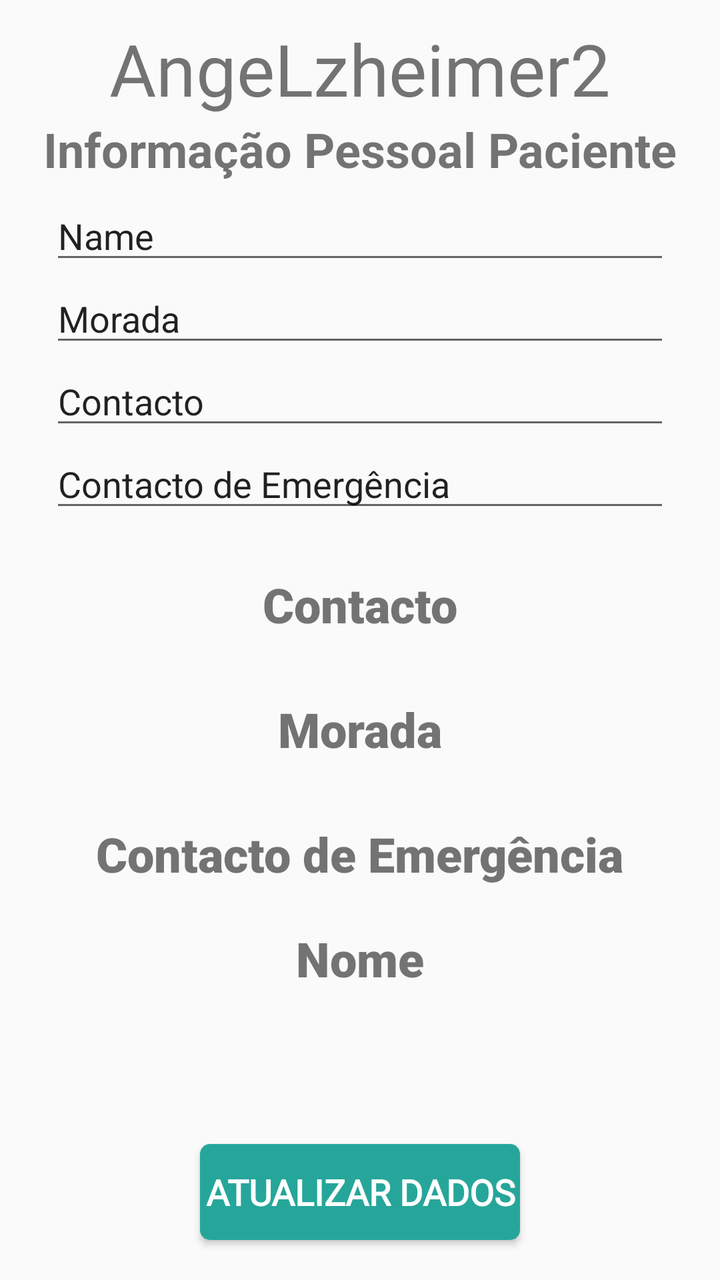
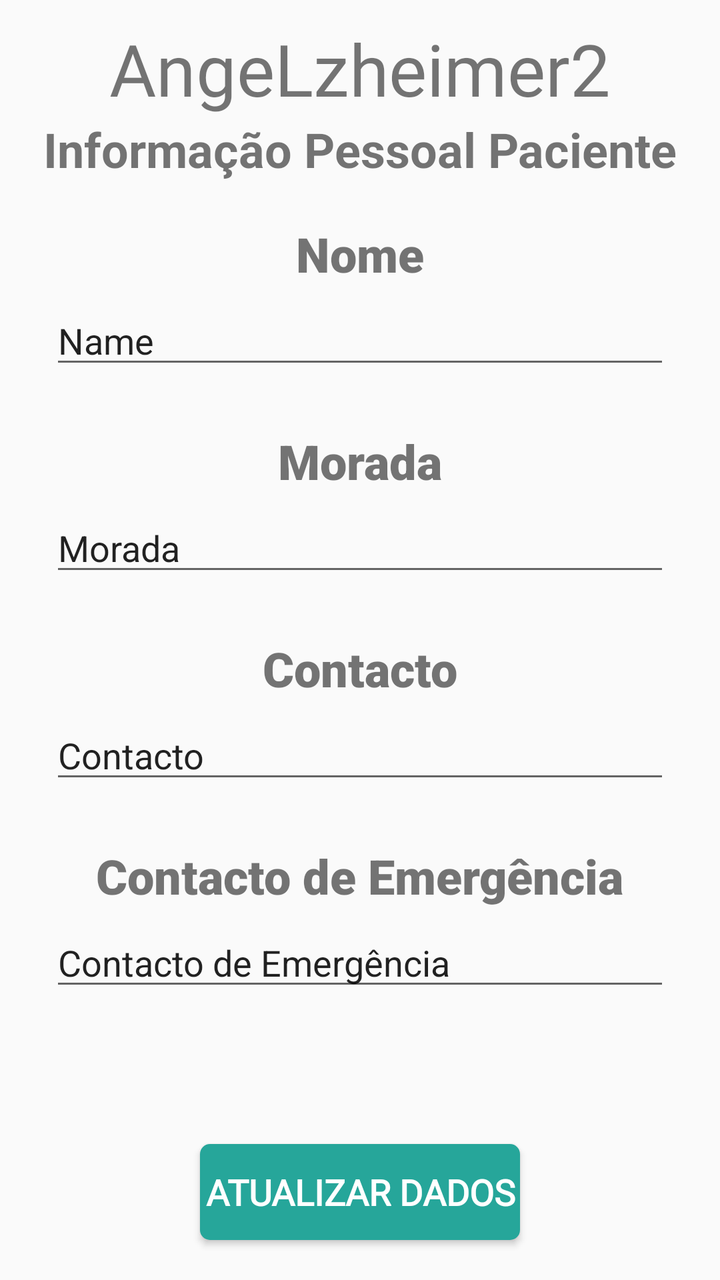

The first picture is an Android layout as it rendered before a commit; the second is the same layout after the commit. The layout source and the unified diff follow.
<!-- AndroidManifest.xml: application theme AppTheme.NoActionBar -->
<!-- res/layout/fragment_info_paciente.xml -->
<?xml version="1.0" encoding="utf-8"?>
<FrameLayout xmlns:android="http://schemas.android.com/apk/res/android"
    xmlns:app="http://schemas.android.com/apk/res-auto"
    xmlns:tools="http://schemas.android.com/tools"
    android:layout_width="match_parent"
    android:layout_height="match_parent"
    tools:context=".comum.fragment_UserInfo">

    

    <androidx.constraintlayout.widget.ConstraintLayout
        android:layout_width="match_parent"
        android:layout_height="match_parent">

        <Button
            android:id="@+id/edit"
            android:layout_width="match_parent"
            android:layout_height="0dp"
            android:layout_gravity="center"
            android:layout_marginStart="100dp"
            android:layout_marginEnd="100dp"
            android:layout_marginBottom="20dp"
            android:background="@drawable/btn_custom"
            android:fontFamily="@font/roboto_regular"
            android:gravity="center"
            android:text="@string/DataUpdate"
            android:textColor="@android:color/white"
            android:textSize="18sp"
            android:textStyle="bold"
            app:layout_constraintBottom_toBottomOf="parent"
            app:layout_constraintEnd_toEndOf="parent"
            app:layout_constraintStart_toStartOf="parent" />

        <ScrollView
            android:id="@+id/scrollView2"
            android:layout_width="match_parent"
            android:layout_height="0dp"
            android:layout_marginTop="5dp"
            android:layout_marginBottom="5dp"
            app:layout_constraintBottom_toTopOf="@+id/edit"
            app:layout_constraintEnd_toEndOf="parent"
            app:layout_constraintStart_toStartOf="parent"
            app:layout_constraintTop_toBottomOf="@+id/textView3">

            <LinearLayout
                android:layout_width="match_parent"
                android:layout_height="wrap_content"
                android:orientation="vertical">

                <EditText
                    android:id="@+id/nome"
                    android:layout_width="match_parent"
                    android:layout_height="wrap_content"
                    android:layout_marginStart="25dp"
                    android:layout_marginEnd="25dp"
                    android:ems="10"
                    android:inputType="textPersonName"
                    android:text="Name" />

                <EditText
                    android:id="@+id/morada"
                    android:layout_width="match_parent"
                    android:layout_height="wrap_content"
                    android:layout_marginStart="25dp"
                    android:layout_marginEnd="25dp"
                    android:ems="10"
                    android:inputType="textPostalAddress"
                    android:text="Morada" />

                <EditText
                    android:id="@+id/contacto"
                    android:layout_width="match_parent"
                    android:layout_height="wrap_content"
                    android:layout_marginStart="25dp"
                    android:layout_marginEnd="25dp"
                    android:ems="10"
                    android:inputType="number"
                    android:text="Contacto" />

                <EditText
                    android:id="@+id/contactoEmergencia"
                    android:layout_width="match_parent"
                    android:layout_height="wrap_content"
                    android:layout_marginStart="25dp"
                    android:layout_marginEnd="25dp"
                    android:ems="10"
                    android:inputType="number"

                    android:text="Contacto de Emergência" />

                <TextView
                    android:layout_width="wrap_content"
                    android:layout_height="wrap_content"
                    android:layout_gravity="center_horizontal"
                    android:layout_marginTop="25dp"
                    android:layout_marginBottom="5dp"
                    android:fontFamily="sans-serif-black"
                    android:text="@string/Contact"
                    android:textSize="24sp"
                    android:textStyle="bold" />

                <TextView
                    android:layout_width="wrap_content"
                    android:layout_height="wrap_content"
                    android:layout_gravity="center_horizontal"
                    android:layout_marginTop="25dp"
                    android:layout_marginBottom="5dp"
                    android:fontFamily="sans-serif-black"
                    android:text="@string/Address"
                    android:textSize="24sp"
                    android:textStyle="bold" />

                <TextView
                    android:layout_width="wrap_content"
                    android:layout_height="wrap_content"
                    android:layout_gravity="center_horizontal"
                    android:layout_marginTop="25dp"
                    android:layout_marginBottom="5dp"
                    android:fontFamily="sans-serif-black"
                    android:text="@string/ContactoEmergencia"
                    android:textSize="24sp"
                    android:textStyle="bold" />

                <TextView
                    android:layout_width="wrap_content"
                    android:layout_height="wrap_content"
                    android:layout_gravity="center_horizontal"
                    android:layout_marginTop="15dp"
                    android:layout_marginBottom="5dp"
                    android:fontFamily="sans-serif-black"
                    android:text="@string/name"
                    android:textSize="24sp"
                    android:textStyle="bold" />

            </LinearLayout>
        </ScrollView>

        <TextView
            android:id="@+id/textView3"
            android:layout_width="match_parent"
            android:layout_height="wrap_content"
            android:text="@string/InfoPaciente2"
            android:textAlignment="center"
            android:textSize="24sp"
            android:textStyle="bold"
            app:layout_constraintTop_toBottomOf="@+id/textView2" />

        <TextView
            android:id="@+id/textView2"
            android:layout_width="match_parent"
            android:layout_height="wrap_content"
            android:layout_gravity="center_horizontal"
            android:layout_marginTop="10dp"
            android:fontFamily="@font/indigo_daisy"
            android:gravity="center"
            android:text="@string/app_name"
            android:textSize="36sp"
            app:layout_constraintTop_toTopOf="parent" />

    </androidx.constraintlayout.widget.ConstraintLayout>

</FrameLayout>
<!-- resources referenced by this layout -->
<resources>
  <!-- drawable btn_custom (drawable) -->
  <?xml version="1.0" encoding="utf-8"?>
  <shape xmlns:android="http://schemas.android.com/apk/res/android"
      android:padding="10dp"
      android:shape="rectangle">
  
      <corners
          android:bottomLeftRadius="5dp"
          android:bottomRightRadius="5dp"
          android:topLeftRadius="5dp"
          android:topRightRadius="5dp" />
  
      <solid android:color="#26a69a" />
  
  </shape>
  <string name="Address">Morada</string>
  <string name="Contact">Contacto</string>
  <string name="ContactoEmergencia">Contacto de Emergência</string>
  <string name="DataUpdate">Atualizar Dados</string>
  <string name="InfoPaciente2">Informação Pessoal Paciente</string>
  <string name="app_name">AngeLzheimer2</string>
  <string name="name">Nome</string>
  <style name="AppTheme.NoActionBar">
          <item name="windowActionBar">false</item>
          <item name="windowNoTitle">true</item>
      </style>
</resources>

<!-- the commit's change to res/layout/fragment_info_paciente.xml (unified diff, before → after) -->
@@ -47,6 +47,17 @@
                 android:layout_height="wrap_content"
                 android:orientation="vertical">
 
+                <TextView
+                    android:layout_width="wrap_content"
+                    android:layout_height="wrap_content"
+                    android:layout_gravity="center_horizontal"
+                    android:layout_marginTop="15dp"
+                    android:layout_marginBottom="5dp"
+                    android:fontFamily="sans-serif-black"
+                    android:text="@string/name"
+                    android:textSize="24sp"
+                    android:textStyle="bold" />
+
                 <EditText
                     android:id="@+id/nome"
                     android:layout_width="match_parent"
@@ -57,6 +68,17 @@
                     android:inputType="textPersonName"
                     android:text="Name" />
 
+                <TextView
+                    android:layout_width="wrap_content"
+                    android:layout_height="wrap_content"
+                    android:layout_gravity="center_horizontal"
+                    android:layout_marginTop="25dp"
+                    android:layout_marginBottom="5dp"
+                    android:fontFamily="sans-serif-black"
+                    android:text="@string/Address"
+                    android:textSize="24sp"
+                    android:textStyle="bold" />
+
                 <EditText
                     android:id="@+id/morada"
                     android:layout_width="match_parent"
@@ -66,27 +88,6 @@
                     android:ems="10"
                     android:inputType="textPostalAddress"
                     android:text="Morada" />
-
-                <EditText
-                    android:id="@+id/contacto"
-                    android:layout_width="match_parent"
-                    android:layout_height="wrap_content"
-                    android:layout_marginStart="25dp"
-                    android:layout_marginEnd="25dp"
-                    android:ems="10"
-                    android:inputType="number"
-                    android:text="Contacto" />
-
-                <EditText
-                    android:id="@+id/contactoEmergencia"
-                    android:layout_width="match_parent"
-                    android:layout_height="wrap_content"
-                    android:layout_marginStart="25dp"
-                    android:layout_marginEnd="25dp"
-                    android:ems="10"
-                    android:inputType="number"
-
-                    android:text="Contacto de Emergência" />
 
                 <TextView
                     android:layout_width="wrap_content"
@@ -99,16 +100,15 @@
                     android:textSize="24sp"
                     android:textStyle="bold" />
 
-                <TextView
-                    android:layout_width="wrap_content"
+                <EditText
+                    android:id="@+id/contacto"
+                    android:layout_width="match_parent"
                     android:layout_height="wrap_content"
-                    android:layout_gravity="center_horizontal"
-                    android:layout_marginTop="25dp"
-                    android:layout_marginBottom="5dp"
-                    android:fontFamily="sans-serif-black"
-                    android:text="@string/Address"
-                    android:textSize="24sp"
-                    android:textStyle="bold" />
+                    android:layout_marginStart="25dp"
+                    android:layout_marginEnd="25dp"
+                    android:ems="10"
+                    android:inputType="number"
+                    android:text="Contacto" />
 
                 <TextView
                     android:layout_width="wrap_content"
@@ -121,16 +121,16 @@
                     android:textSize="24sp"
                     android:textStyle="bold" />
 
-                <TextView
-                    android:layout_width="wrap_content"
+                <EditText
+                    android:id="@+id/contactoEmergencia"
+                    android:layout_width="match_parent"
                     android:layout_height="wrap_content"
-                    android:layout_gravity="center_horizontal"
-                    android:layout_marginTop="15dp"
-                    android:layout_marginBottom="5dp"
-                    android:fontFamily="sans-serif-black"
-                    android:text="@string/name"
-                    android:textSize="24sp"
-                    android:textStyle="bold" />
+                    android:layout_marginStart="25dp"
+                    android:layout_marginEnd="25dp"
+                    android:ems="10"
+                    android:inputType="number"
+
+                    android:text="Contacto de Emergência" />
 
             </LinearLayout>
         </ScrollView>
